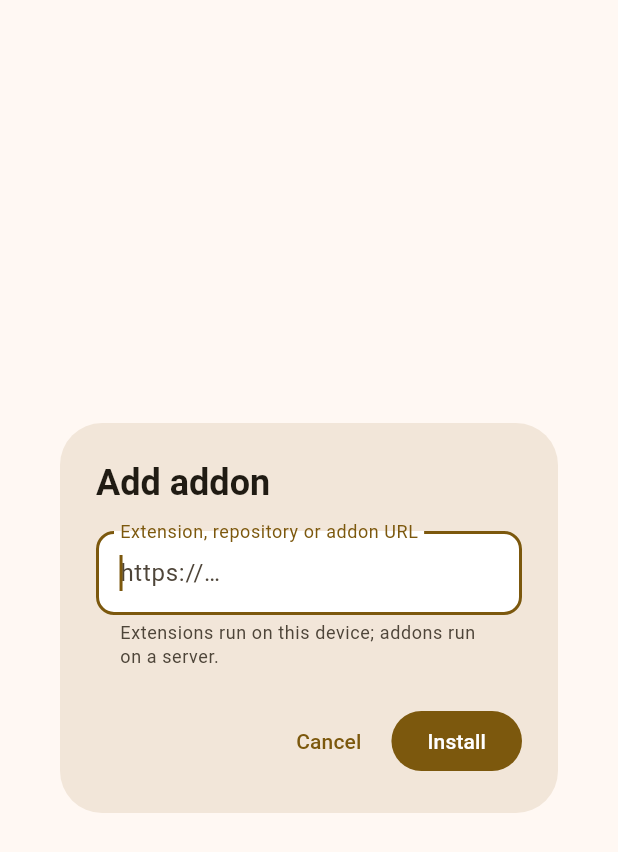
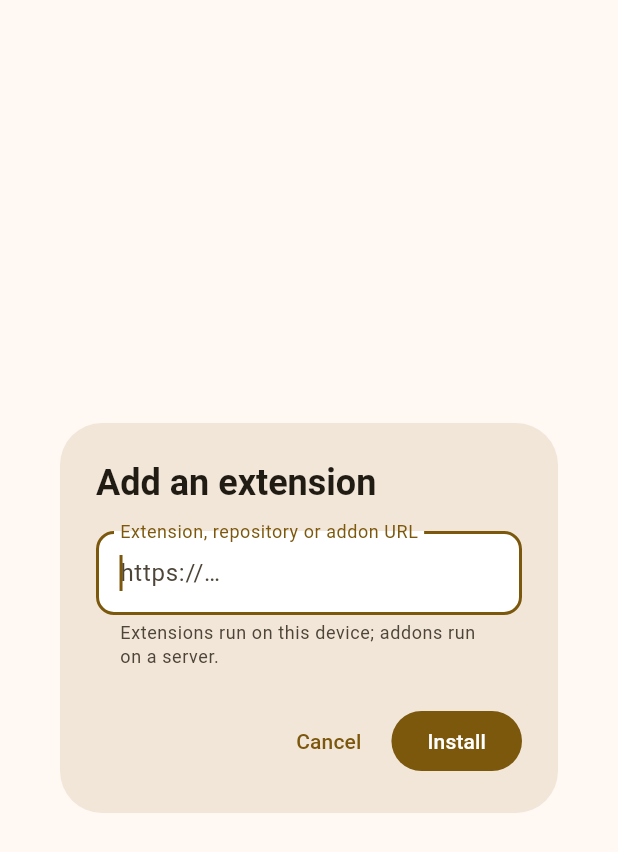
Before and after one commit to mtgims/shu, a Flutter app: the _AddDialog widget shown alone on an empty page, opened directly, on a phone screen of 412 x 824 dp. Shown: the top 852 px of the screen. Run offline on Flutter 3.47's test engine with Material 3 defaults, Android fonts, the phone set to English and light mode, and no system bars; our stand-ins replace audio_service, file_picker, just_audio, shared_preferences; missing offline and left inert: audio_metadata_reader, dart:ffi, flutter_js, just_audio_media_kit; accounts and stored records are empty.

Commit message:
Changelog and dialog wording

```diff
--- a/lib/screens/addons_screen.dart
+++ b/lib/screens/addons_screen.dart
@@ -353,7 +353,7 @@ class _AddDialogState extends State<_AddDialog> {
       );
     }
     return AlertDialog(
-      title: const Text('Add addon'),
+      title: const Text('Add an extension'),
       content: SizedBox(
         width: 480,
         child: TextField(
```
Also changed, not shown: 1 other file.
